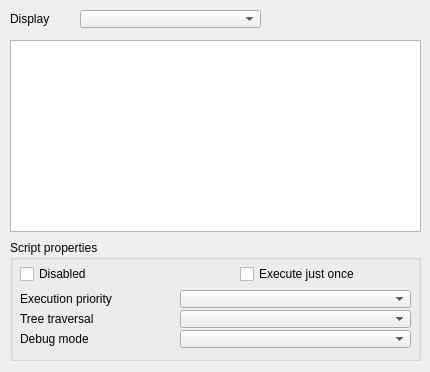
This is ui/qdlgscripts.ui in CoppeliaRobotics/coppeliaSimLib as Qt 5 draws it before an edit. The edited form follows.
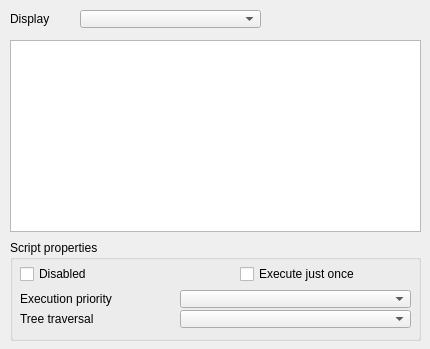
This is the edited form.

```diff
--- a/ui/qdlgscripts.ui
+++ b/ui/qdlgscripts.ui
@@ -7,7 +7,7 @@
     <x>0</x>
     <y>0</y>
     <width>430</width>
-    <height>372</height>
+    <height>349</height>
    </rect>
   </property>
   <property name="windowTitle">
@@ -22,7 +22,7 @@
      <x>10</x>
      <y>240</y>
      <width>411</width>
-     <height>121</height>
+     <height>101</height>
     </rect>
    </property>
    <property name="title">
@@ -109,29 +109,6 @@
      <string>Tree traversal</string>
     </property>
    </widget>
-   <widget class="QComboBox" name="qqDebugMode">
-    <property name="geometry">
-     <rect>
-      <x>170</x>
-      <y>90</y>
-      <width>231</width>
-      <height>18</height>
-     </rect>
-    </property>
-   </widget>
-   <widget class="QLabel" name="qqDebugText">
-    <property name="geometry">
-     <rect>
-      <x>10</x>
-      <y>90</y>
-      <width>161</width>
-      <height>18</height>
-     </rect>
-    </property>
-    <property name="text">
-     <string>Debug mode</string>
-    </property>
-   </widget>
   </widget>
   <widget class="QListWidget" name="qqScriptList">
    <property name="geometry">
```
